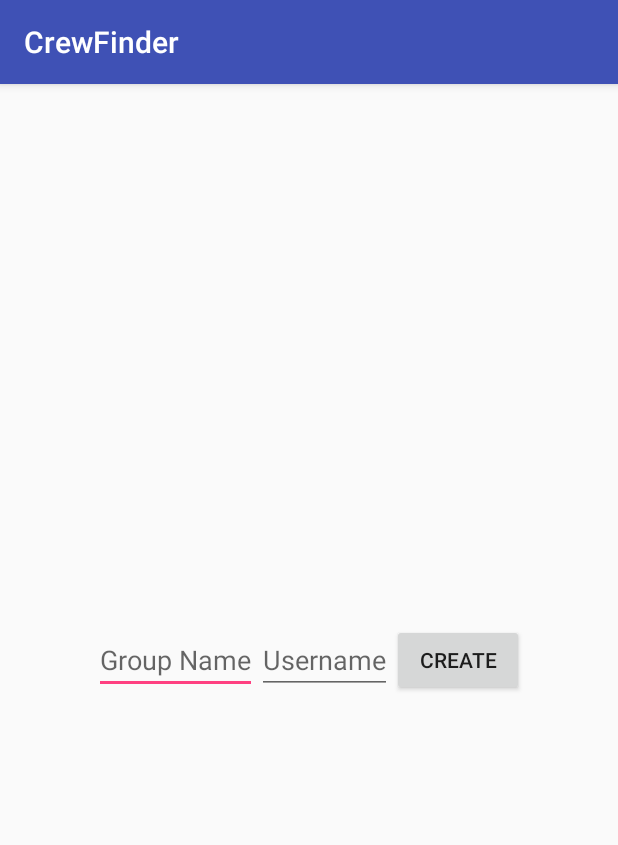
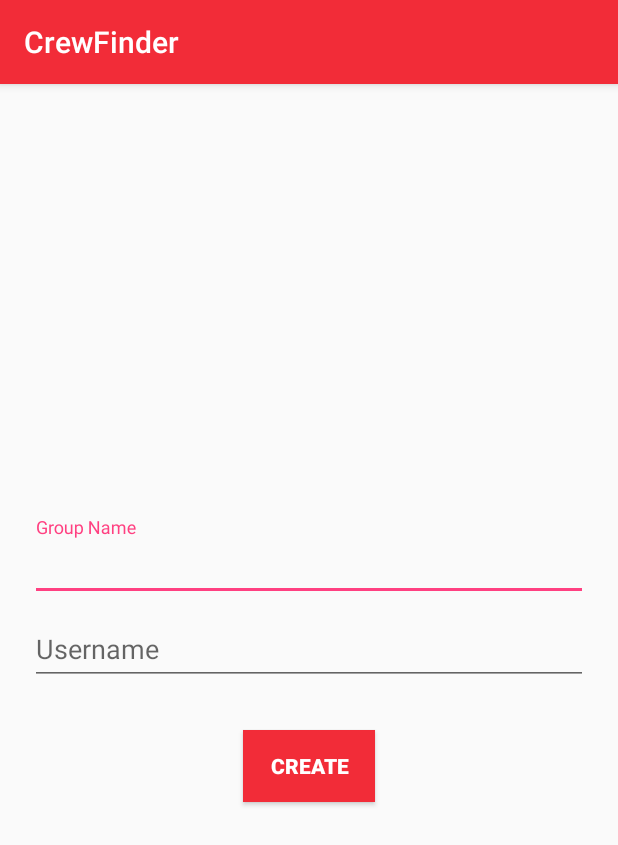
Before and after one commit to talhakum/ClubTrips, an Android app: the CreateGroupActivity screen opened directly, with no data from a screen before it, on a phone screen of 412 x 824 dp. Shown: the top 845 px of the screen. Run offline under Robolectric (Android 15) with nearby library versions, the phone set to English and light mode, and no system bars.

Commit message:
Change app theme and design

```diff
--- a/app/src/main/AndroidManifest.xml
+++ b/app/src/main/AndroidManifest.xml
@@ -20,7 +20,9 @@
 
         <activity android:name=".MapsActivityCurrentPlace"></activity>
         <activity android:name=".LoginActivity"></activity>
-        <activity android:name=".GroupActivity">
+        <activity
+            android:name=".GroupActivity"
+            android:theme="@style/AppTheme.OnlyStatusBar">
             <intent-filter>
                 <action android:name="android.intent.action.MAIN" />
 
--- a/app/src/main/res/layout/activity_create_group.xml
+++ b/app/src/main/res/layout/activity_create_group.xml
@@ -4,25 +4,49 @@
     xmlns:tools="http://schemas.android.com/tools"
     android:layout_width="match_parent"
     android:layout_height="match_parent"
-    tools:context="com.example.currentplacedetailsonmap.CreateGroupActivity"
-    android:gravity="center">
+    android:gravity="center"
+    android:orientation="vertical"
+    tools:context="com.example.currentplacedetailsonmap.CreateGroupActivity">
 
-    <EditText
-        android:layout_width="wrap_content"
+    <android.support.design.widget.TextInputLayout
+        android:layout_width="match_parent"
         android:layout_height="wrap_content"
-        android:id="@+id/edtTxtGroupName"
-        android:hint="Group Name"/>
+        android:paddingLeft="20dp"
+        android:paddingRight="20dp">
 
-    <EditText
-        android:layout_width="wrap_content"
+        <EditText
+            android:id="@+id/edtTxtGroupName"
+            android:layout_width="match_parent"
+            android:layout_height="wrap_content"
+            android:hint="Group Name" />
+
+    </android.support.design.widget.TextInputLayout>
+
+    <android.support.design.widget.TextInputLayout
+        android:layout_width="match_parent"
         android:layout_height="wrap_content"
-        android:hint="Username"
-        android:id="@+id/edtTxtUsername"/>
+        android:paddingLeft="20dp"
+        android:paddingRight="20dp">
+
+        <EditText
+            android:id="@+id/edtTxtUsername"
+            android:layout_width="match_parent"
+            android:layout_height="wrap_content"
+            android:hint="Username" />
+
+    </android.support.design.widget.TextInputLayout>
+
+    <Space
+        android:layout_width="1dp"
+        android:layout_height="30dp" />
 
     <Button
         android:layout_width="wrap_content"
         android:layout_height="wrap_content"
+        android:onClick="create"
         android:text="CREATE"
-        android:onClick="create"/>
+        android:background="@color/background"
+        android:textColor="@color/white"
+        android:textStyle="bold" />
 
 </LinearLayout>
--- a/app/src/main/res/values/colors.xml
+++ b/app/src/main/res/values/colors.xml
@@ -1,7 +1,11 @@
 <?xml version="1.0" encoding="utf-8"?>
 <resources>
-    <color name="colorPrimary">#3F51B5</color>
-    <color name="colorPrimaryDark">#303F9F</color>
+    <color name="colorPrimary">#f22c38</color>
+    <color name="colorPrimaryDark">#ce0510</color>
     <color name="colorAccent">#FF4081</color>
     <color name="title">#222222</color>
+    <color name="background">#f22c38</color>
+    <color name="statusBar">#ce0510</color>
+    <color name="test">#080808</color>
+    <color name="white">#ffffff</color>
 </resources>
--- a/app/src/main/res/values/styles.xml
+++ b/app/src/main/res/values/styles.xml
@@ -1,4 +1,13 @@
 <resources>
+
+    <!--&lt;!&ndash; Base application theme. &ndash;&gt;-->
+    <!--<style name="AppTheme" parent="Theme.AppCompat.Light.DarkActionBar">-->
+        <!--&lt;!&ndash; Customize your theme here. &ndash;&gt;-->
+        <!--<item name="colorPrimary">@color/colorPrimary</item>-->
+        <!--<item name="colorPrimaryDark">@color/colorPrimaryDark</item>-->
+        <!--<item name="colorAccent">@color/colorAccent</item>-->
+
+    <!--</style>-->
 
     <!-- Base application theme. -->
     <style name="AppTheme" parent="Theme.AppCompat.Light.DarkActionBar">
@@ -6,6 +15,15 @@
         <item name="colorPrimary">@color/colorPrimary</item>
         <item name="colorPrimaryDark">@color/colorPrimaryDark</item>
         <item name="colorAccent">@color/colorAccent</item>
+
+    </style>
+
+    <style name="AppTheme.OnlyStatusBar">
+        <item name="windowNoTitle">true</item>
+        <item name="windowActionBar">false</item>
+        <item name="android:windowFullscreen">false</item>
+        <item name="android:windowContentOverlay">@null</item>
+        <item name="android:statusBarColor">@color/statusBar</item>
     </style>
 
 </resources>
```
Also changed, not shown: app/build.gradle (+5 -3 lines), app/src/main/res/layout/activity_group.xml (+30 -6 lines), app/src/main/res/layout/activity_login.xml (+29 -3 lines), app/src/main/res/layout/activity_manage_group.xml (+13 -5 lines), app/src/main/res/drawable/crewfinder.png (added).
